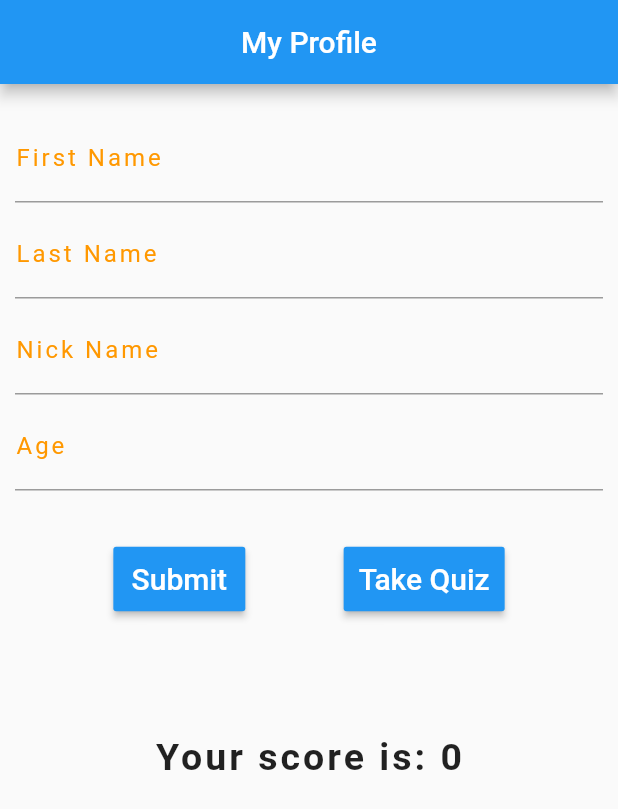
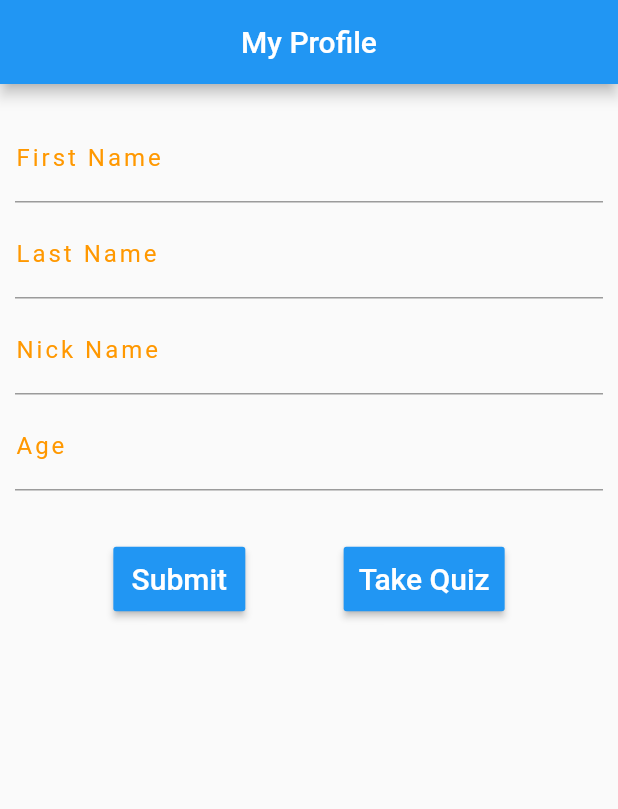
Before and after one commit to dhvaneshshah97/Quiz_App_Flutter, a Flutter app: the screen it shows after launch, after a tap on "Take Quiz", on a phone screen of 412 x 824 dp. Shown: the top 809 px of the screen. Run offline on Flutter 3.47's test engine with Material 2 defaults, Android fonts, the phone set to English and light mode, and no system bars; our stand-ins replace flutter_spinkit, shared_preferences.

Commit message:
Show score only when user gives quiz atleast one time

```diff
--- a/lib/home.dart
+++ b/lib/home.dart
@@ -17,6 +17,11 @@ class _HomePageState extends State<HomePage> {
     getLname();
     getNname();
     getAge();
+    score.availability().then((bool val) {
+      setState(() {
+        _scoreInFile = val;
+      });
+    });
     score.readScore().then((int value) {
       setState(() {
         _score = value;
@@ -29,6 +34,7 @@ class _HomePageState extends State<HomePage> {
   final nicknameController = TextEditingController();
   final ageController = TextEditingController();
   int _score = 0;
+  bool _scoreInFile = false;
   bool _submit = false;
 
   final _formKey = GlobalKey<FormState>();
@@ -84,9 +90,11 @@ class _HomePageState extends State<HomePage> {
       if (returnedScore != null) {
         _score = returnedScore;
         score.writeScore(_score);
+        this._scoreInFile = true;
       } else {
         _score = 0;
         score.writeScore(_score);
+        this._scoreInFile = true;
       }
     });
   }
@@ -218,13 +226,15 @@ class _HomePageState extends State<HomePage> {
               SizedBox(
                 height: 80.0,
               ),
-              Text(
-                'Your score is: $_score',
-                style: TextStyle(
-                    fontSize: 25.0,
-                    fontWeight: FontWeight.bold,
-                    letterSpacing: 2.0),
-              ),
+              _scoreInFile
+                  ? Text(
+                      'Your score is: $_score',
+                      style: TextStyle(
+                          fontSize: 25.0,
+                          fontWeight: FontWeight.bold,
+                          letterSpacing: 2.0),
+                    )
+                  : SizedBox(),
             ],
           ),
         ),
--- a/lib/quiz.dart
+++ b/lib/quiz.dart
@@ -39,11 +39,11 @@ class _QuizState extends State<Quiz> {
   }
 
   void _answerQuestion() {
-    _questionIndex = _questionIndex + 1;
-    if (_questionIndex > _questions.length - 1) {
+    if (_questionIndex >= _questions.length - 1) {
       Navigator.pop(context, _totalScore > 0 ? _totalScore : 0);
       return;
     }
+    _questionIndex = _questionIndex + 1;
     setState(() {
       pressed = false;
     });
--- a/lib/scoreStorage.dart
+++ b/lib/scoreStorage.dart
@@ -1,5 +1,5 @@
 import 'package:path_provider/path_provider.dart';
-import 'dart:io';
+import 'dart:io' as io;
 
 class ScoreStorage {
   Future<String> localPath() async {
@@ -7,9 +7,9 @@ class ScoreStorage {
     return directory.path;
   }
 
-  Future<File> localFile() async {
+  Future<io.File> localFile() async {
     final path = await localPath();
-    return File('$path/score.txt');
+    return io.File('$path/score.txt');
   }
 
   Future<int> readScore() async {
@@ -22,8 +22,13 @@ class ScoreStorage {
     }
   }
 
-  Future<File> writeScore(int score) async {
+  Future<io.File> writeScore(int score) async {
     final file = await localFile();
     return file.writeAsString('$score');
   }
+
+  Future<bool> availability() async {
+    final path = await localPath();
+    return io.File('$path/score.txt').exists();
+  }
 }
```
